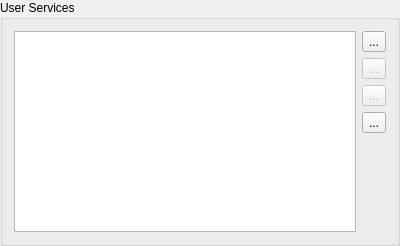
The window that src/user_services_box.ui (nextgis/quickmapservices) describes before a commit, drawn with Qt 5.
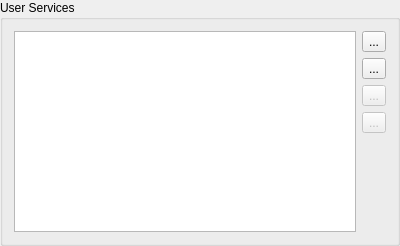
The same window after the commit.

Commit message: Add source column to data sources lists. Change titles and buttons order.

What changed in the file:
```diff
--- a/src/user_services_box.ui
+++ b/src/user_services_box.ui
@@ -22,6 +22,16 @@
    </item>
    <item>
     <layout class="QVBoxLayout" name="verticalLayout">
+     <item>
+      <widget class="QToolButton" name="btnCopy">
+       <property name="toolTip">
+        <string>Create new user service from existing</string>
+       </property>
+       <property name="text">
+        <string>...</string>
+       </property>
+      </widget>
+     </item>
      <item>
       <widget class="QToolButton" name="btnAdd">
        <property name="text">
@@ -47,10 +57,6 @@
        <property name="text">
         <string>...</string>
        </property>
-      </widget>
-     </item>
-     <item>
-      <widget class="QToolButton" name="btnCopy">
        <property name="text">
         <string>...</string>
        </property>
```
Left out of the diff: 10 changed lines with no effect on the pictures. The commit also changes 7 other files.
